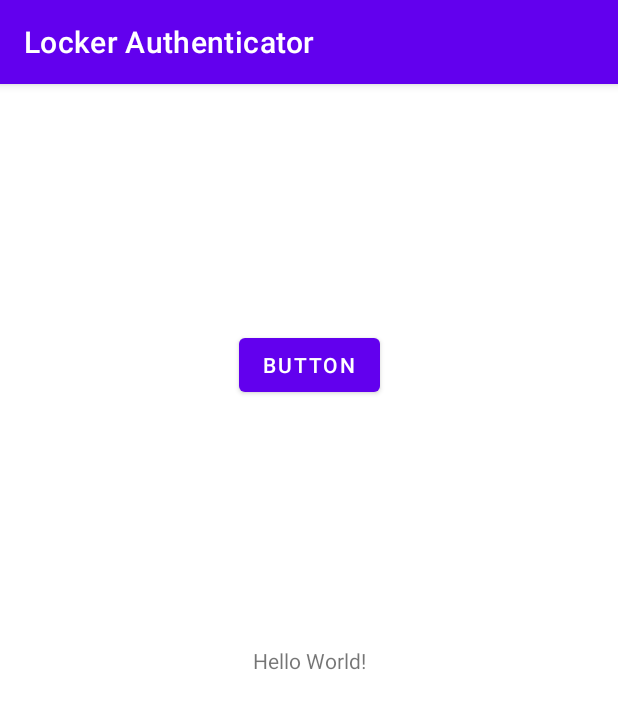
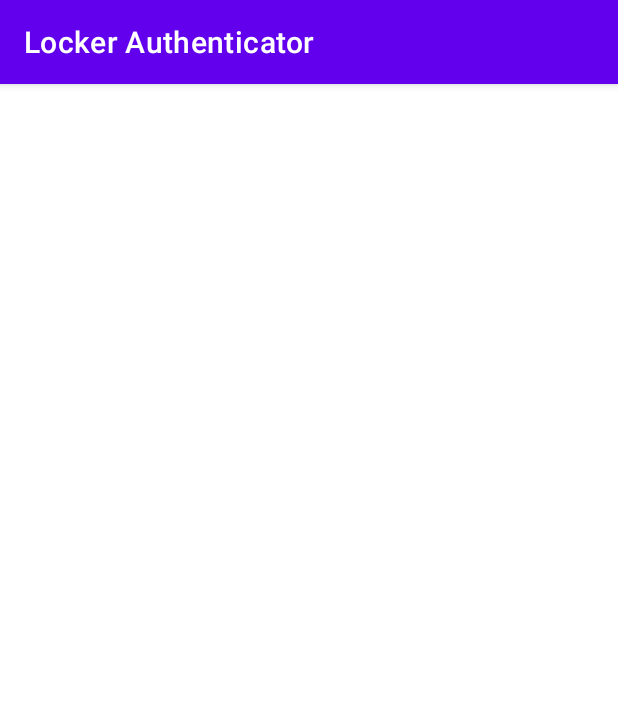
Before and after one commit to vineethraik/Final_Year_Project, an Android app: the MainActivity screen opened directly, with no data from a screen before it, on a phone screen of 412 x 824 dp. Shown: the top 709 px of the screen. Run offline under Robolectric (Android 15) with nearby library versions, the light colour scheme and no system bars.

Commit message:
updating android files

```diff
--- a/LockerAuthenticator/app/src/main/AndroidManifest.xml
+++ b/LockerAuthenticator/app/src/main/AndroidManifest.xml
@@ -4,6 +4,8 @@
     package="com.vrkcreations.lockerauthenticator">
 
     <uses-permission android:name="android.permission.INTERNET" />
+
+
 
     <application
         android:allowBackup="true"
--- a/LockerAuthenticator/app/src/main/java/com/vrkcreations/lockerauthenticator/Locker.java
+++ b/LockerAuthenticator/app/src/main/java/com/vrkcreations/lockerauthenticator/Locker.java
@@ -3,13 +3,14 @@ package com.vrkcreations.lockerauthenticator;
 public class Locker {
     public String Id="";
     private String Totp_base_hash="";
+    Functions functions=new Functions();
 
     public void setTotp_base_hash(String totp_base_hash) {
         Totp_base_hash = totp_base_hash;
     }
-    public int getTOTP(int otp,int min,int hour,int date,int month,int year){
+    public String getTOTP(int otp,int min,int hour,int date,int month,int year){
+        return functions.get_pin_from_hex(functions.SHA1(Totp_base_hash+":"+otp+":"+min+":"+hour+":"+date+":"+month+":"+year));
 
-        return 124563;
     }
 
 }
--- a/LockerAuthenticator/app/src/main/java/com/vrkcreations/lockerauthenticator/MainActivity.java
+++ b/LockerAuthenticator/app/src/main/java/com/vrkcreations/lockerauthenticator/MainActivity.java
@@ -3,8 +3,14 @@ package com.vrkcreations.lockerauthenticator;
 import androidx.appcompat.app.AppCompatActivity;
 
 import android.os.Bundle;
+import android.view.View;
+import android.widget.Button;
+import android.widget.EditText;
+import android.widget.TextView;
 
 public class MainActivity extends AppCompatActivity {
+
+    Functions functions=new Functions();
 
     @Override
     protected void onCreate(Bundle savedInstanceState) {
--- a/LockerAuthenticator/app/src/main/java/com/vrkcreations/lockerauthenticator/detailed_registration.java
+++ b/LockerAuthenticator/app/src/main/java/com/vrkcreations/lockerauthenticator/detailed_registration.java
@@ -109,7 +109,7 @@ public class detailed_registration extends AppCompatActivity {
         }
 
         userdata = gson.fromJson(sharedPreferences.getString(userdata.shared_preferences_data_key, gson.toJson(new Userdata())), Userdata.class);
-        Log.d("test","inputing:--"+userdata.toString());
+        Log.d("test","inputting:--"+userdata.toString());
         if (userdata.isRegistered()) {
             startActivity(new Intent(getApplicationContext(), MainActivity.class));
             finish();
--- a/LockerAuthenticator/app/src/main/res/layout/activity_fingerprint_password.xml
+++ b/LockerAuthenticator/app/src/main/res/layout/activity_fingerprint_password.xml
@@ -111,7 +111,7 @@
         android:layout_height="wrap_content"
         android:layout_marginBottom="4dp"
         android:text="control"
-        android:visibility="invisible"
+
         app:layout_constraintBottom_toBottomOf="parent"
         app:layout_constraintEnd_toEndOf="parent"
         app:layout_constraintHorizontal_bias="0.0"
@@ -123,7 +123,7 @@
         android:layout_height="wrap_content"
         android:layout_marginBottom="4dp"
         android:text="auth_flip"
-        android:visibility="invisible"
+
         app:layout_constraintBottom_toBottomOf="parent"
         app:layout_constraintEnd_toEndOf="parent"
         app:layout_constraintHorizontal_bias="0.924"
--- a/LockerAuthenticator/app/src/main/res/layout/activity_main.xml
+++ b/LockerAuthenticator/app/src/main/res/layout/activity_main.xml
@@ -5,26 +5,4 @@
     android:layout_width="match_parent"
     android:layout_height="match_parent"
     tools:context=".MainActivity"
-    android:visibility="visible">
-
-    <TextView
-        android:id="@+id/textView"
-        android:layout_width="wrap_content"
-        android:layout_height="wrap_content"
-        android:text="Hello World!"
-        app:layout_constraintBottom_toBottomOf="parent"
-        app:layout_constraintLeft_toLeftOf="parent"
-        app:layout_constraintRight_toRightOf="parent"
-        app:layout_constraintTop_toTopOf="parent" />
-
-    <Button
-        android:id="@+id/button"
-        android:layout_width="wrap_content"
-        android:layout_height="wrap_content"
-        android:text="Button"
-        app:layout_constraintBottom_toTopOf="@+id/textView"
-        app:layout_constraintEnd_toEndOf="parent"
-        app:layout_constraintStart_toStartOf="parent"
-        app:layout_constraintTop_toTopOf="parent" />
-
-</androidx.constraintlayout.widget.ConstraintLayout>
+    android:visibility="visible"/>
```
Also changed, not shown: LockerAuthenticator/app/src/main/java/com/vrkcreations/lockerauthenticator/Functions.java (+83 -0 lines), LockerAuthenticator/app/src/main/java/com/vrkcreations/lockerauthenticator/fingerprint_password.java (+9 -0 lines).
